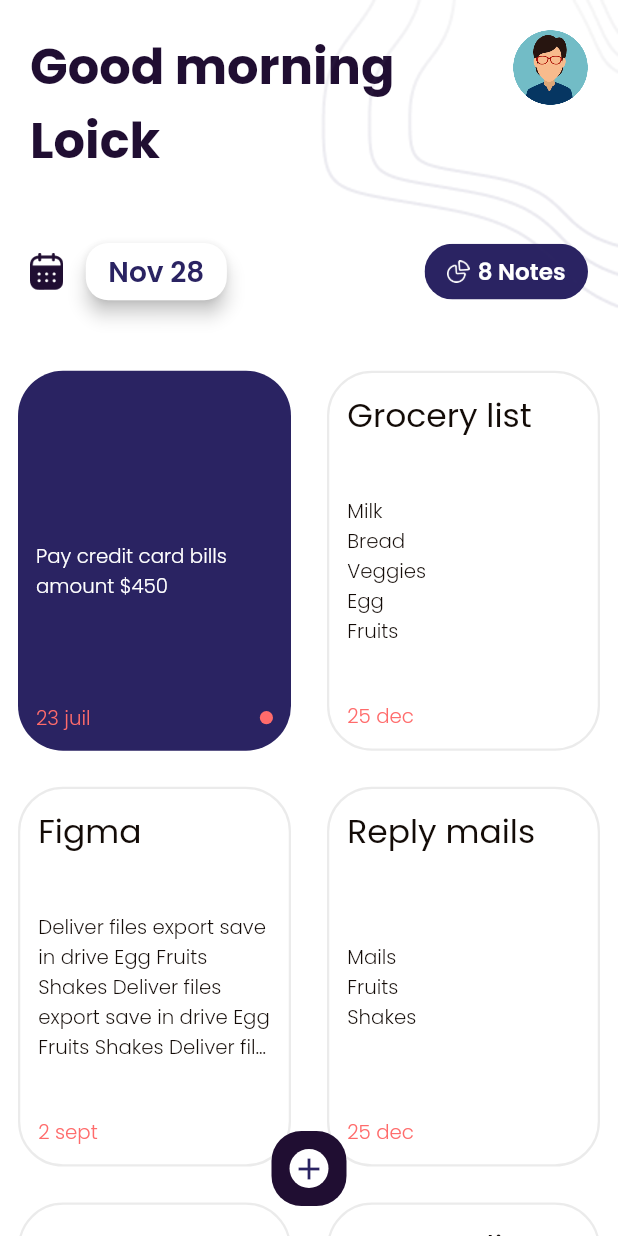
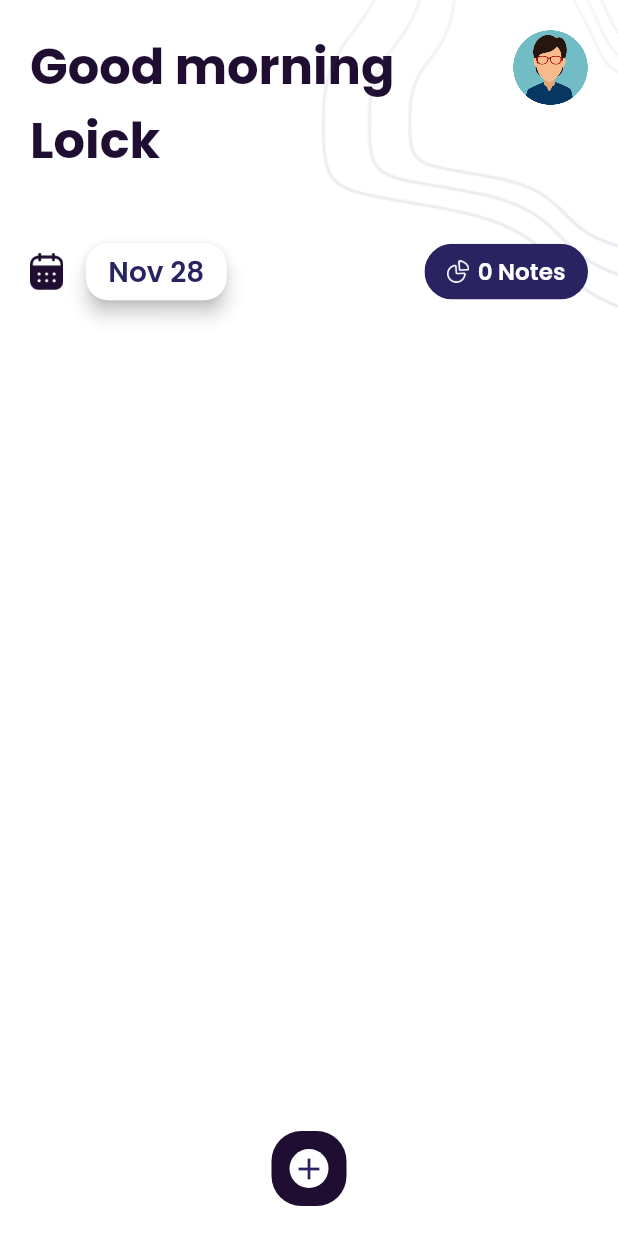
Before and after one commit to lyabs-dev/ToDo-List, a Flutter app: the Home screen opened directly, on a phone screen of 412 x 824 dp. Run offline on Flutter 3.47's test engine with Material 2 defaults, Android fonts, the phone set to English and light mode, and no system bars; our stand-ins replace cloud_firestore, firebase_auth, firebase_core, flutter_bloc, shared_preferences; missing offline and left inert: paged_vertical_calendar, test; accounts and stored records are empty; generated files the repository leaves out were written again.

Commit message:
init privider and show data

```diff
--- a/lib/presentation/screens/home/home.dart
+++ b/lib/presentation/screens/home/home.dart
@@ -1,4 +1,9 @@
+import 'package:flutter_bloc/flutter_bloc.dart';
+import 'package:flutter_structure/data/models/note_item.dart';
+import 'package:flutter_structure/logic/cubits/home_cubit.dart';
+import 'package:flutter_structure/logic/states/home_state.dart';
 import 'package:flutter_structure/presentation/screens/home/components/notes.dart';
+import 'package:intl/intl.dart';
 
 import '../../../utils/my_material.dart';
 
@@ -6,19 +11,31 @@ class Home extends StatelessWidget {
    Home({Key? key}) : super(key: key);
 
   @override
-  Widget build(BuildContext context) { List<Note> listNotes = [
-    Note(true, "", "Pay credit card bills amount \$450", "23 juil"),
-    Note(false, "Grocery list", "Milk\nBread\nVeggies\nEgg\nFruits\nShakes", "25 dec"),
-    Note(false, "Figma", "Deliver files export save in drive Egg Fruits Shakes Deliver files export save in drive Egg Fruits Shakes Deliver files export save in drive Egg Fruits Shakes Deliver files export save in drive Egg Fruits Shakes Deliver files export save in drive Egg Fruits Shakes Deliver files export save in drive Egg Fruits Shakes", "2 sept"),
-    Note(false, "Reply mails", "Mails \nFruits \nShakes", "25 dec"),
-    Note(false, "", "Pay credit card bills amount \$450", "23 juil"),
-    Note(false, "Grocery list", "Milk\nBread\nVeggies\nEgg\nFruits\nShakes", "25 dec"),
-    Note(true, "Figma", "Deliver files export save in drive Egg Fruits Shakes Deliver files export save in drive Egg Fruits Shakes Deliver files export save in drive Egg Fruits Shakes Deliver files export save in drive Egg Fruits Shakes Deliver files export save in drive Egg Fruits Shakes Deliver files export save in drive Egg Fruits Shakes", "2 sept"),
-    Note(false, "Reply mails", "Mails \nFruits \nShakes", "25 dec"),
-  ];
+  Widget build(BuildContext context) {
+  //   List<Note> listNotes = [
+  //   Note(true, "", "Pay credit card bills amount \$450", "23 juil"),
+  //   Note(false, "Grocery list", "Milk\nBread\nVeggies\nEgg\nFruits\nShakes", "25 dec"),
+  //   Note(false, "Figma", "Deliver files export save in drive Egg Fruits Shakes Deliver files export save in drive Egg Fruits Shakes Deliver files export save in drive Egg Fruits Shakes Deliver files export save in drive Egg Fruits Shakes Deliver files export save in drive Egg Fruits Shakes Deliver files export save in drive Egg Fruits Shakes", "2 sept"),
+  //   Note(false, "Reply mails", "Mails \nFruits \nShakes", "25 dec"),
+  //   Note(false, "", "Pay credit card bills amount \$450", "23 juil"),
+  //   Note(false, "Grocery list", "Milk\nBread\nVeggies\nEgg\nFruits\nShakes", "25 dec"),
+  //   Note(true, "Figma", "Deliver files export save in drive Egg Fruits Shakes Deliver files export save in drive Egg Fruits Shakes Deliver files export save in drive Egg Fruits Shakes Deliver files export save in drive Egg Fruits Shakes Deliver files export save in drive Egg Fruits Shakes Deliver files export save in drive Egg Fruits Shakes", "2 sept"),
+  //   Note(false, "Reply mails", "Mails \nFruits \nShakes", "25 dec"),
+  // ];
+
+    List<NoteItem?> listNotes;
 
   DateTime dateTime = DateTime.now();
 
+  return BlocProvider<HomeCubit>(
+      create: (context) => HomeCubit(HomeState()),
+    child: BlocListener<HomeCubit,HomeState>(
+      listener: (context,state){
+
+      },
+      child: BlocBuilder<HomeCubit,HomeState>(
+        builder: (context,state){
+          listNotes = state.notes;
           return Scaffold(
             body: Stack(
               children: [
@@ -87,7 +104,7 @@ class Home extends StatelessWidget {
                                 ],
                               ),
                               AppButton(
-                          "${listNotes.length} Notes",
+                                "${state.noteNumber} Notes",
                                     () {},
                                 whitIcons: true,
                                 paddingVertical: 7,
@@ -115,8 +132,13 @@ class Home extends StatelessWidget {
                                 getProportionateScreenWidth(5.2, context) /
                                     getProportionateScreenWidth(7, context),
                                 children: List.generate(
-                            listNotes.length,
-                            (index) => Notes(reminder: listNotes[index].reminder,title:listNotes[index].title ,tacks:listNotes[index].tacks ,date:listNotes[index].date ,),
+                                  state.notes.length,
+                                      (index) => Notes(
+                                        note: listNotes[index],
+                                        reminder: listNotes[index]!.remind,
+                                        title:listNotes[index]?.title ,
+                                        tacks:listNotes[index]?.description ,
+                                        date:DateFormat('d MMM').format(listNotes[index]!.creationDate) ),
                                 ),
                                 crossAxisCount: 2,
                               ),
@@ -146,6 +168,10 @@ class Home extends StatelessWidget {
               ],
             ),
           );
+        },
+      ),
+    ),
+  );
   }
 }
 
```
Lines whose indentation alone changed are shown as unchanged.
